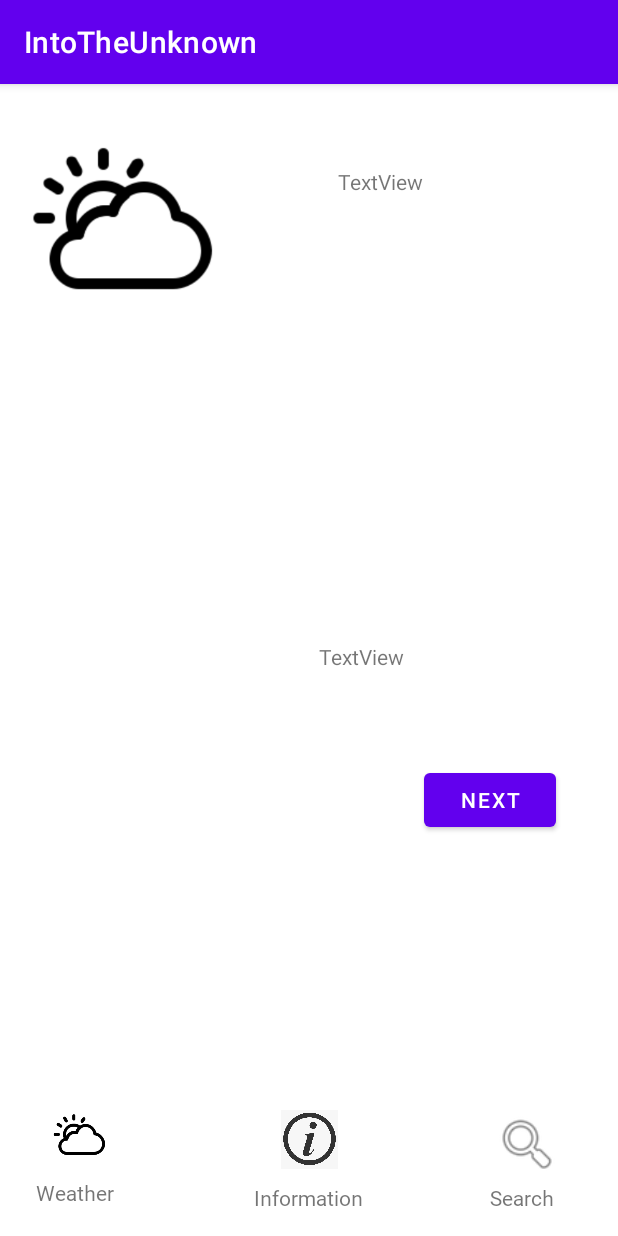
After one commit to PulavarthiShravya/MAD_Team05_P03_ASG, an Android app: the informationPage screen opened directly, with no data from a screen before it, on a phone screen of 412 x 824 dp. The commit adds this screen. Run offline under Robolectric (Android 15) with nearby library versions, the phone set to English and light mode, and no system bars.

Commit message:
added search and information activity along with to do list before end of submission.

```diff
--- a/app/src/main/AndroidManifest.xml
+++ b/app/src/main/AndroidManifest.xml
@@ -9,6 +9,9 @@
         android:roundIcon="@mipmap/ic_launcher_round"
         android:supportsRtl="true"
         android:theme="@style/Theme.IntoTheUnknown">
+        <activity android:name=".informationPage2"></activity>
+        <activity android:name=".informationPage" />
+        <activity android:name=".searchPage" />
         <activity android:name=".MainActivity">
             <intent-filter>
                 <action android:name="android.intent.action.MAIN" />
@@ -16,6 +19,7 @@
                 <category android:name="android.intent.category.LAUNCHER" />
             </intent-filter>
         </activity>
+
         <meta-data
             android:name="preloaded_fonts"
             android:resource="@array/preloaded_fonts" />
--- a/app/src/main/java/sg/edu/np/mad/IntoTheUnknown/MainActivity.java
+++ b/app/src/main/java/sg/edu/np/mad/IntoTheUnknown/MainActivity.java
@@ -12,3 +12,5 @@ public class MainActivity extends AppCompatActivity {
         setContentView(R.layout.activity_main);
     }
 }
+//To Do:
+//create timer of time 2 seconds, after 2 seconds user to view searchPage class
--- /dev/null
+++ b/app/src/main/java/sg/edu/np/mad/IntoTheUnknown/informationPage.java
@@ -0,0 +1,19 @@
+package sg.edu.np.mad.IntoTheUnknown;
+
+import androidx.appcompat.app.AppCompatActivity;
+
+import android.os.Bundle;
+
+public class informationPage extends AppCompatActivity {
+
+    @Override
+    protected void onCreate(Bundle savedInstanceState) {
+        super.onCreate(savedInstanceState);
+        setContentView(R.layout.activity_information_page);
+    }
+}
+//To Do:
+//main page to show about the weather page
+//need to add screenshot of how weather page looks like
+// 3 navigation "bar" mapping too
+// next button will lead user to how to informationPage2
--- /dev/null
+++ b/app/src/main/res/layout/activity_information_page.xml
@@ -0,0 +1,127 @@
+<?xml version="1.0" encoding="utf-8"?>
+<androidx.constraintlayout.widget.ConstraintLayout xmlns:android="http://schemas.android.com/apk/res/android"
+    xmlns:app="http://schemas.android.com/apk/res-auto"
+    xmlns:tools="http://schemas.android.com/tools"
+    android:layout_width="match_parent"
+    android:layout_height="match_parent"
+    tools:context=".informationPage">
+
+    <ImageView
+        android:id="@+id/imageView6"
+        android:layout_width="70dp"
+        android:layout_height="41dp"
+        android:layout_marginStart="17dp"
+        android:layout_marginBottom="7dp"
+        app:layout_constraintBottom_toTopOf="@+id/textView10"
+        app:layout_constraintStart_toStartOf="parent"
+        app:srcCompat="@drawable/weather" />
+
+    <TextView
+        android:id="@+id/textView8"
+        android:layout_width="wrap_content"
+        android:layout_height="wrap_content"
+        android:layout_marginStart="84dp"
+        android:layout_marginEnd="42dp"
+        android:layout_marginBottom="16dp"
+        android:fontFamily="@font/roboto"
+        android:text="Search"
+        app:layout_constraintBottom_toBottomOf="parent"
+        app:layout_constraintEnd_toEndOf="parent"
+        app:layout_constraintStart_toEndOf="@+id/textView9" />
+
+    <TextView
+        android:id="@+id/textView9"
+        android:layout_width="wrap_content"
+        android:layout_height="wrap_content"
+        android:layout_marginStart="93dp"
+        android:layout_marginBottom="16dp"
+        android:fontFamily="@font/roboto"
+        android:text="Information"
+        app:layout_constraintBottom_toBottomOf="parent"
+        app:layout_constraintStart_toEndOf="@+id/textView10" />
+
+    <TextView
+        android:id="@+id/textView10"
+        android:layout_width="wrap_content"
+        android:layout_height="wrap_content"
+        android:layout_marginStart="24dp"
+        android:layout_marginEnd="93dp"
+        android:layout_marginBottom="19dp"
+        android:fontFamily="@font/roboto"
+        android:text="Weather"
+        app:layout_constraintBottom_toBottomOf="parent"
+        app:layout_constraintEnd_toStartOf="@+id/textView9"
+        app:layout_constraintStart_toStartOf="parent" />
+
+    <ImageView
+        android:id="@+id/imageView11"
+        android:layout_width="59dp"
+        android:layout_height="39dp"
+        android:layout_marginStart="89dp"
+        android:layout_marginBottom="9dp"
+        app:layout_constraintBottom_toTopOf="@+id/textView9"
+        app:layout_constraintStart_toEndOf="@+id/imageView6"
+        app:srcCompat="@drawable/info" />
+
+    <ImageView
+        android:id="@+id/imageView13"
+        android:layout_width="60dp"
+        android:layout_height="44dp"
+        android:layout_marginStart="85dp"
+        android:layout_marginEnd="31dp"
+        android:layout_marginBottom="4dp"
+        app:layout_constraintBottom_toTopOf="@+id/textView8"
+        app:layout_constraintEnd_toEndOf="parent"
+        app:layout_constraintStart_toEndOf="@+id/imageView11"
+        app:srcCompat="@android:drawable/ic_menu_search" />
+
+    <ImageView
+        android:id="@+id/imageView5"
+        android:layout_width="150dp"
+        android:layout_height="143dp"
+        android:layout_marginStart="21dp"
+        android:layout_marginTop="21dp"
+        android:layout_marginEnd="35dp"
+        app:layout_constraintEnd_toStartOf="@+id/weatherIcon"
+        app:layout_constraintStart_toStartOf="parent"
+        app:layout_constraintTop_toTopOf="parent"
+        app:srcCompat="@drawable/weather" />
+
+    <TextView
+        android:id="@+id/weatherIcon"
+        android:layout_width="wrap_content"
+        android:layout_height="wrap_content"
+        android:layout_marginStart="35dp"
+        android:layout_marginTop="55dp"
+        android:layout_marginEnd="147dp"
+        android:text="TextView"
+        app:layout_constraintEnd_toEndOf="parent"
+        app:layout_constraintStart_toEndOf="@+id/imageView5"
+        app:layout_constraintTop_toTopOf="parent" />
+
+    <TextView
+        android:id="@+id/weatherSS"
+        android:layout_width="wrap_content"
+        android:layout_height="wrap_content"
+        android:layout_marginStart="211dp"
+        android:layout_marginTop="216dp"
+        android:layout_marginEnd="142dp"
+        android:layout_marginBottom="211dp"
+        android:text="TextView"
+        app:layout_constraintBottom_toTopOf="@+id/imageView11"
+        app:layout_constraintEnd_toEndOf="parent"
+        app:layout_constraintStart_toStartOf="parent"
+        app:layout_constraintTop_toBottomOf="@+id/weatherIcon" />
+
+    <Button
+        android:id="@+id/button"
+        android:layout_width="wrap_content"
+        android:layout_height="wrap_content"
+        android:layout_marginStart="282dp"
+        android:layout_marginTop="453dp"
+        android:layout_marginEnd="41dp"
+        android:text="Next"
+        app:layout_constraintEnd_toEndOf="parent"
+        app:layout_constraintStart_toStartOf="parent"
+        app:layout_constraintTop_toTopOf="parent" />
+</androidx.constraintlayout.widget.ConstraintLayout>
```
Also changed, not shown: app/src/main/java/sg/edu/np/mad/IntoTheUnknown/informationPage2.java (added, +20 -0 lines), app/src/main/java/sg/edu/np/mad/IntoTheUnknown/searchPage.java (added, +18 -0 lines), app/src/main/res/layout/activity_information_page2.xml (added, +92 -0 lines), app/src/main/res/layout/activity_search_page.xml (added, +214 -0 lines), app/src/main/res/drawable/east.jpg (added), app/src/main/res/drawable/info.png (added), app/src/main/res/drawable/north.jpg (added), app/src/main/res/drawable/search.png (added), app/src/main/res/drawable/south.jpg (added), app/src/main/res/drawable/weather.png (added), 1 other file.
